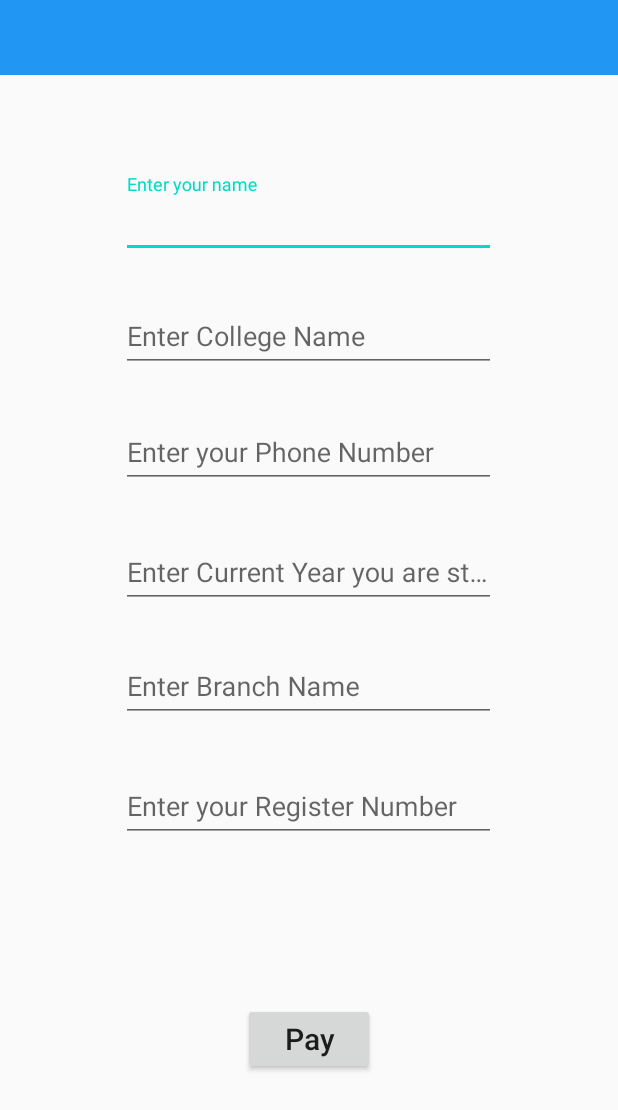
After one commit to Srin01/Uthsav, an Android app: the RegistrationActivity screen opened directly, with no data from a screen before it, on a phone screen of 412 x 824 dp. The commit adds this screen. Shown: the top 1110 px of the screen. Run offline under Robolectric (Android 15) with nearby library versions, the phone set to English and light mode, and no system bars.

Commit message:
activity_registration.xml and activity_message.xml done

```diff
--- a/app/build.gradle
+++ b/app/build.gradle
@@ -43,5 +43,6 @@ dependencies {
     androidTestImplementation 'androidx.test.espresso:espresso-core:3.3.0'
     implementation "androidx.cardview:cardview:1.0.0"
     implementation 'com.google.android.material:material:1.2.1'
+    implementation 'de.hdodenhof:circleimageview:3.1.0'//circular imageView
 
 }
--- a/app/src/main/AndroidManifest.xml
+++ b/app/src/main/AndroidManifest.xml
@@ -9,7 +9,10 @@
         android:roundIcon="@mipmap/ic_launcher_round"
         android:supportsRtl="true"
         android:theme="@style/AppTheme">
-        <activity android:name=".Activities.Activities.EventDescriptionActivity"></activity>
+        <activity android:name=".Activities.Activities.UserProfileActivity"></activity>
+        <activity android:name=".Activities.Activities.MessageActivity" />
+        <activity android:name=".Activities.Activities.RegistrationActivity" />
+        <activity android:name=".Activities.Activities.EventDescriptionActivity" />
         <activity android:name=".Activities.Activities.HomeActivity" />
         <activity android:name=".Activities.Activities.LoginActivity" />
         <activity android:name=".Activities.SplashActivity">
--- /dev/null
+++ b/app/src/main/java/com/example/uthsav/Activities/Activities/MessageActivity.java
@@ -0,0 +1,16 @@
+package com.example.uthsav.Activities.Activities;
+
+import androidx.appcompat.app.AppCompatActivity;
+
+import android.os.Bundle;
+
+import com.example.uthsav.R;
+
+public class MessageActivity extends AppCompatActivity {
+
+    @Override
+    protected void onCreate(Bundle savedInstanceState) {
+        super.onCreate(savedInstanceState);
+        setContentView(R.layout.activity_message);
+    }
+}
--- /dev/null
+++ b/app/src/main/java/com/example/uthsav/Activities/Activities/RegistrationActivity.java
@@ -0,0 +1,16 @@
+package com.example.uthsav.Activities.Activities;
+
+import androidx.appcompat.app.AppCompatActivity;
+
+import android.os.Bundle;
+
+import com.example.uthsav.R;
+
+public class RegistrationActivity extends AppCompatActivity {
+
+    @Override
+    protected void onCreate(Bundle savedInstanceState) {
+        super.onCreate(savedInstanceState);
+        setContentView(R.layout.activity_registration);
+    }
+}
--- /dev/null
+++ b/app/src/main/java/com/example/uthsav/Activities/Activities/UserProfileActivity.java
@@ -0,0 +1,16 @@
+package com.example.uthsav.Activities.Activities;
+
+import androidx.appcompat.app.AppCompatActivity;
+
+import android.os.Bundle;
+
+import com.example.uthsav.R;
+
+public class UserProfileActivity extends AppCompatActivity {
+
+    @Override
+    protected void onCreate(Bundle savedInstanceState) {
+        super.onCreate(savedInstanceState);
+        setContentView(R.layout.activity_user_profile);
+    }
+}
--- a/app/src/main/res/layout/activity_event_description.xml
+++ b/app/src/main/res/layout/activity_event_description.xml
@@ -92,7 +92,8 @@
 
         app:layout_constraintBottom_toBottomOf="parent"
         app:layout_constraintTop_toBottomOf="@+id/textView3"
-        app:layout_constraintVertical_bias="0.097" />
+        app:layout_constraintVertical_bias="0.097"
+        tools:ignore="MissingConstraints" />
 
 
     <Button
--- /dev/null
+++ b/app/src/main/res/layout/activity_message.xml
@@ -0,0 +1,43 @@
+<?xml version="1.0" encoding="utf-8"?>
+<RelativeLayout
+    xmlns:android="http://schemas.android.com/apk/res/android"
+    xmlns:tools="http://schemas.android.com/tools"
+    android:layout_width="match_parent"
+    android:layout_height="match_parent"
+    tools:context=".Activities.Activities.MessageActivity">
+
+    <androidx.recyclerview.widget.RecyclerView
+        android:layout_width="match_parent"
+        android:layout_height="match_parent"
+        android:id="@+id/recyclerView_Messages"
+        android:layout_above="@id/relativeLayout_editText"/>
+
+    <RelativeLayout
+        android:id="@+id/relativeLayout_editText"
+        android:layout_width="match_parent"
+        android:layout_height="wrap_content"
+        android:padding="5dp"
+        android:background="#fff"
+        android:layout_alignParentBottom="true"
+        android:layout_centerVertical="true"
+        android:backgroundTint="@color/fui_transparent"
+        android:autofillHints="Type a message..."
+        android:layout_toLeftOf="@id/send_button"
+        tools:ignore="NotSibling">
+
+        <EditText
+            android:layout_width="match_parent"
+            android:layout_height="wrap_content"
+            android:id="@+id/text_send"
+            />
+        <ImageButton
+            android:layout_width="40dp"
+            android:layout_height="40dp"
+            android:id="@+id/send_button"
+            android:layout_alignParentEnd="true"
+            android:layout_alignParentRight="true"
+            android:background="@drawable/ic_action_name"
+            />
+    </RelativeLayout>
+
+</RelativeLayout>
--- /dev/null
+++ b/app/src/main/res/layout/activity_registration.xml
@@ -0,0 +1,163 @@
+<?xml version="1.0" encoding="utf-8"?>
+<androidx.constraintlayout.widget.ConstraintLayout
+    xmlns:android="http://schemas.android.com/apk/res/android"
+    xmlns:app="http://schemas.android.com/apk/res-auto"
+    xmlns:tools="http://schemas.android.com/tools"
+    android:layout_width="match_parent"
+    android:layout_height="match_parent"
+    tools:context=".Activities.Activities.RegistrationActivity">
+
+    <androidx.appcompat.widget.Toolbar
+        android:id="@+id/toolbar"
+        android:layout_width="match_parent"
+        android:layout_height="50dp"
+        android:background="#2196F3"
+        android:theme="@style/ThemeOverlay.AppCompat.Dark"
+        tools:ignore="MissingConstraints" />
+
+    <com.google.android.material.textfield.TextInputLayout
+        android:id="@+id/Name_textInputLayout"
+        android:layout_width="wrap_content"
+        android:layout_height="wrap_content"
+
+        app:layout_constraintBottom_toBottomOf="parent"
+        app:layout_constraintEnd_toEndOf="parent"
+        app:layout_constraintHorizontal_bias="0.496"
+        app:layout_constraintStart_toStartOf="parent"
+        app:layout_constraintTop_toBottomOf="@+id/toolbar"
+        app:layout_constraintVertical_bias="0.092">
+
+        <com.google.android.material.textfield.TextInputEditText
+            android:id="@+id/name"
+            android:layout_width="250dp"
+            android:layout_height="wrap_content"
+            android:hint="Enter your name"
+            android:inputType="textPersonName" />
+
+    </com.google.android.material.textfield.TextInputLayout>
+
+    <com.google.android.material.textfield.TextInputLayout
+        android:id="@+id/CollegeName_textInputLayout"
+        android:layout_width="wrap_content"
+        android:layout_height="wrap_content"
+
+        android:layout_marginTop="20dp"
+        app:layout_constraintEnd_toEndOf="parent"
+        app:layout_constraintHorizontal_bias="0.496"
+        app:layout_constraintStart_toStartOf="parent"
+        app:layout_constraintTop_toBottomOf="@+id/Name_textInputLayout"
+        tools:ignore="MissingConstraints">
+
+        <com.google.android.material.textfield.TextInputEditText
+            android:id="@+id/College_name"
+            android:layout_width="250dp"
+            android:layout_height="wrap_content"
+
+            android:layout_marginTop="28dp"
+            android:hint="Enter College Name"
+           android:inputType="text"
+            app:layout_constraintEnd_toEndOf="parent"
+            app:layout_constraintHorizontal_bias="0.496"
+            app:layout_constraintStart_toStartOf="parent"
+            app:layout_constraintTop_toBottomOf="@+id/textInputLayout" />
+
+    </com.google.android.material.textfield.TextInputLayout>
+
+    <com.google.android.material.textfield.TextInputLayout
+        android:id="@+id/PhoneNumber_textInputLayout"
+        android:layout_width="wrap_content"
+        android:layout_height="wrap_content"
+        app:layout_constraintBottom_toBottomOf="parent"
+        app:layout_constraintEnd_toEndOf="parent"
+        app:layout_constraintHorizontal_bias="0.496"
+        app:layout_constraintStart_toStartOf="parent"
+        app:layout_constraintTop_toBottomOf="@+id/CollegeName_textInputLayout"
+        app:layout_constraintVertical_bias="0.041"
+        tools:ignore="MissingConstraints">
+
+        <com.google.android.material.textfield.TextInputEditText
+            android:id="@+id/PhoneNumber"
+            android:layout_width="250dp"
+            android:layout_height="wrap_content"
+            android:hint="Enter your Phone Number"
+            android:inputType="number" />
+
+    </com.google.android.material.textfield.TextInputLayout>
+
+    <com.google.android.material.textfield.TextInputLayout
+        android:id="@+id/Year_textInputLayout"
+        android:layout_width="wrap_content"
+        android:layout_height="wrap_content"
+        app:layout_constraintBottom_toBottomOf="parent"
+        app:layout_constraintEnd_toEndOf="parent"
+        app:layout_constraintHorizontal_bias="0.496"
+        app:layout_constraintStart_toStartOf="parent"
+        app:layout_constraintTop_toBottomOf="@+id/CollegeName_textInputLayout"
+        app:layout_constraintVertical_bias="0.195"
+        tools:ignore="MissingConstraints">
+
+        <com.google.android.material.textfield.TextInputEditText
+            android:id="@+id/year"
+            android:layout_width="250dp"
+            android:layout_height="wrap_content"
+            android:hint="Enter Current Year you are studying"
+            android:inputType="number" />
+    </com.google.android.material.textfield.TextInputLayout>
+
+    <com.google.android.material.textfield.TextInputLayout
+        android:id="@+id/Branch_textInputLayout"
+        android:layout_width="wrap_content"
+        android:layout_height="wrap_content"
+        app:layout_constraintBottom_toBottomOf="parent"
+        app:layout_constraintEnd_toEndOf="parent"
+        app:layout_constraintHorizontal_bias="0.496"
+        app:layout_constraintStart_toStartOf="parent"
+        app:layout_constraintTop_toBottomOf="@+id/Year_textInputLayout"
+        app:layout_constraintVertical_bias="0.054"
+        tools:ignore="MissingConstraints">
+
+        <com.google.android.material.textfield.TextInputEditText
+            android:id="@+id/address"
+            android:layout_width="250dp"
+            android:layout_height="wrap_content"
+            android:hint="Enter Branch Name"
+            android:inputType="text" />
+    </com.google.android.material.textfield.TextInputLayout>
+
+
+    <com.google.android.material.textfield.TextInputLayout
+        android:id="@+id/RegisterNumber_textInputLayout"
+        android:layout_width="wrap_content"
+        android:layout_height="wrap_content"
+
+        app:layout_constraintBottom_toBottomOf="parent"
+        app:layout_constraintEnd_toEndOf="parent"
+        app:layout_constraintHorizontal_bias="0.496"
+        app:layout_constraintStart_toStartOf="parent"
+        app:layout_constraintTop_toBottomOf="@+id/Branch_textInputLayout"
+        app:layout_constraintVertical_bias="0.085"
+        tools:ignore="MissingConstraints">
+
+        <com.google.android.material.textfield.TextInputEditText
+            android:id="@+id/RegisterNumber"
+            android:layout_width="250dp"
+            android:layout_height="wrap_content"
+            android:hint="Enter your Register Number"
+            android:inputType="number" />
+    </com.google.android.material.textfield.TextInputLayout>
+
+
+    <Button
+        android:layout_width="wrap_content"
+        android:layout_height="wrap_content"
+
+        android:text="Pay"
+        android:textSize="20sp"
+        android:textAllCaps="false"
+        app:layout_constraintBottom_toBottomOf="parent"
+        app:layout_constraintEnd_toEndOf="parent"
+        app:layout_constraintStart_toStartOf="parent"
+        app:layout_constraintTop_toBottomOf="@+id/RegisterNumber_textInputLayout" />
+
+
+</androidx.constraintlayout.widget.ConstraintLayout>
--- a/app/src/main/res/values/colors.xml
+++ b/app/src/main/res/values/colors.xml
@@ -3,4 +3,5 @@
     <color name="colorPrimary">#6200EE</color>
     <color name="colorPrimaryDark">#3700B3</color>
     <color name="colorAccent">#03DAC5</color>
+    <color name="fui_transparent">#00000000</color>
 </resources>
```
Also changed, not shown: app/src/main/res/drawable/ic_action_name.png (added).
